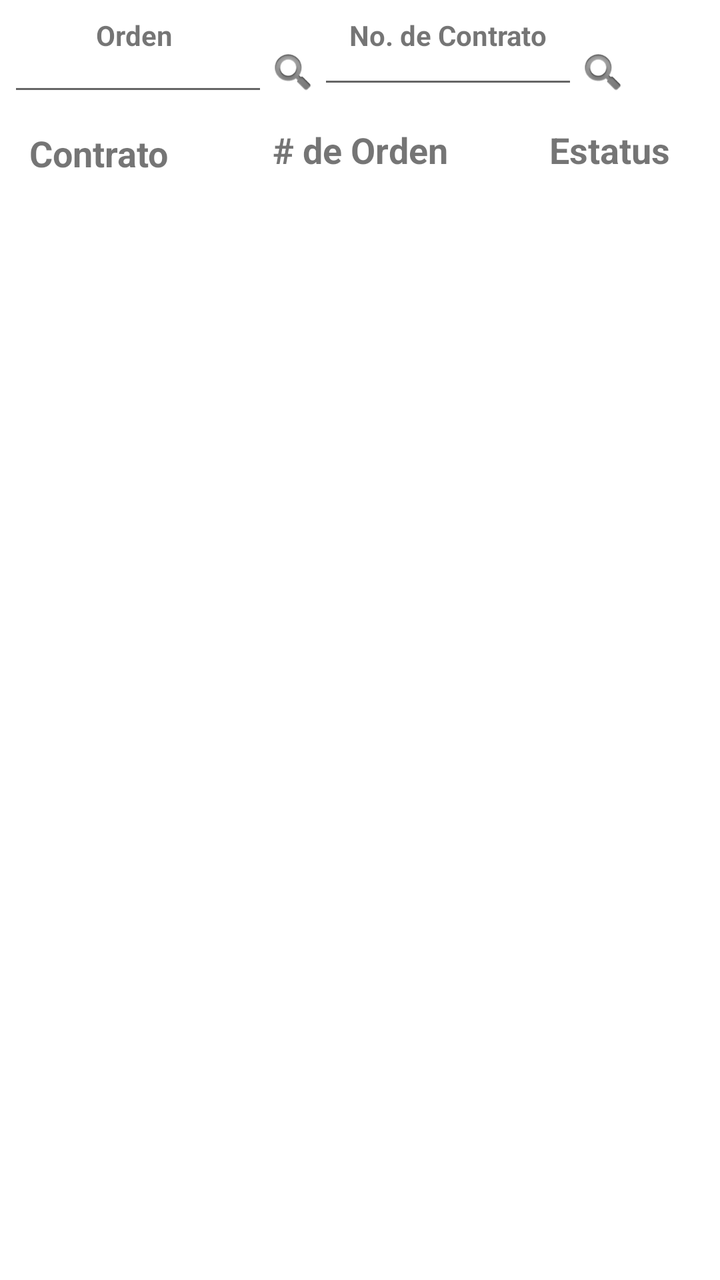
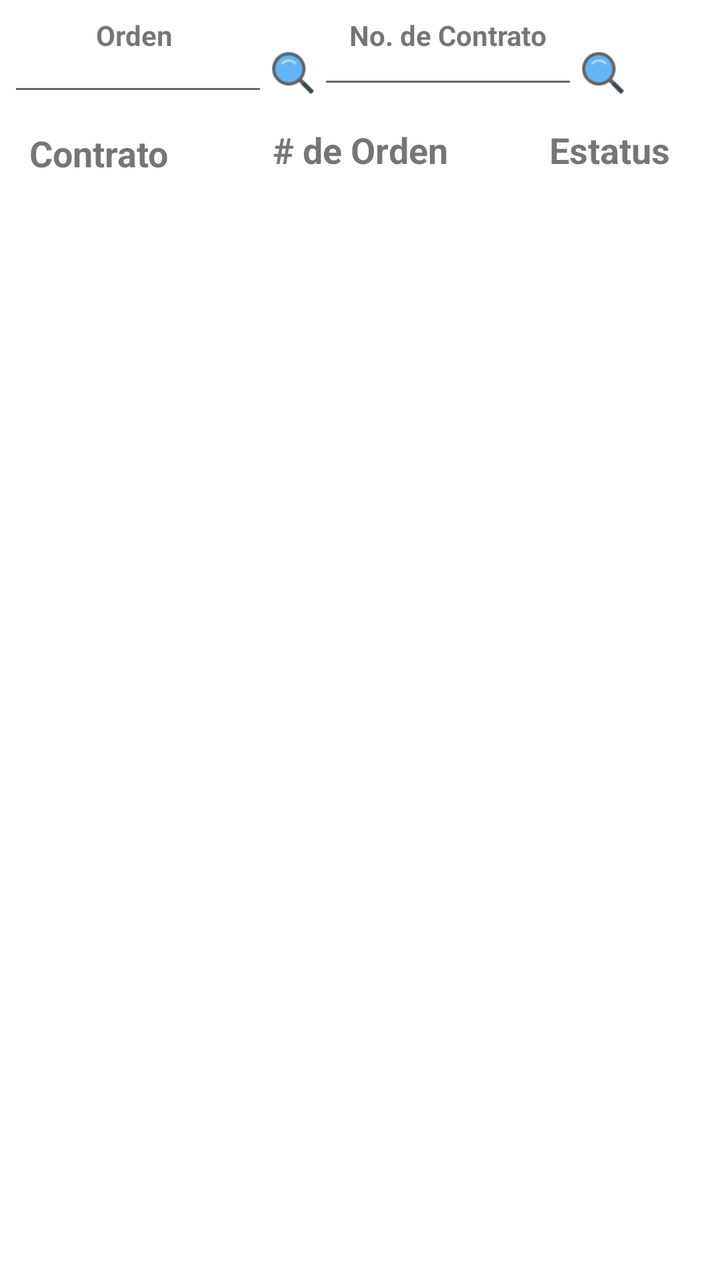

Screens rendered from an Android XML layout before and after an edit, with the pre-edit source and the edit as a unified diff.
<!-- AndroidManifest.xml: application theme AppTheme -->
<!-- res/layout/content_orden.xml -->
<?xml version="1.0" encoding="utf-8"?>
<android.support.constraint.ConstraintLayout xmlns:android="http://schemas.android.com/apk/res/android"
    xmlns:app="http://schemas.android.com/apk/res-auto"
    xmlns:tools="http://schemas.android.com/tools"
    android:layout_width="match_parent"
    android:layout_height="match_parent"
    android:background="@color/fondoBlanco"
    app:layout_behavior="@string/appbar_scrolling_view_behavior"
    tools:context=".Activitys.Orden"

    tools:showIn="@layout/app_bar_orden">

    <ListView
        android:id="@+id/listorden"
        android:layout_width="match_parent"
        android:layout_height="match_parent"
        android:layout_alignParentTop="true"
        android:layout_marginTop="100dp"
        android:backgroundTint="@color/colorPrimary"
        android:dividerHeight="10dp"
        android:elevation="80dp"
        android:paddingLeft="8dp"
        android:paddingRight="8dp"
        app:layout_constraintEnd_toEndOf="parent"
        app:layout_constraintStart_toStartOf="parent"
        app:layout_constraintTop_toTopOf="parent" />

    <TextView
        android:id="@+id/textView39"
        android:layout_width="wrap_content"
        android:layout_height="wrap_content"
        android:layout_marginStart="8dp"
        android:layout_marginTop="8dp"
        android:layout_marginEnd="8dp"
        android:text="@string/orden"
        android:textStyle="bold"
        app:layout_constraintEnd_toEndOf="@+id/ordsearch"
        app:layout_constraintStart_toStartOf="parent"
        app:layout_constraintTop_toTopOf="parent" />

    <EditText
        android:id="@+id/ordsearch"
        android:layout_width="130dp"
        android:layout_height="45dp"
        android:layout_marginStart="4dp"
        android:layout_marginTop="8dp"
        android:inputType="number"
        app:layout_constraintEnd_toStartOf="@+id/borden"
        app:layout_constraintStart_toStartOf="parent"
        app:layout_constraintTop_toTopOf="parent" />

    <Button
        android:id="@+id/borden"
        android:layout_width="25dp"
        android:layout_height="25dp"
        android:layout_marginTop="24dp"
        android:background="@android:drawable/ic_search_category_default"
        android:gravity="center_vertical"
        app:layout_constraintStart_toEndOf="@+id/ordsearch"
        app:layout_constraintTop_toTopOf="parent" />


    <EditText
        android:id="@+id/contsearch"
        android:layout_width="130dp"
        android:layout_height="wrap_content"
        android:layout_marginTop="8dp"
        android:inputType="text|number"
        app:layout_constraintStart_toEndOf="@+id/borden"
        app:layout_constraintTop_toTopOf="parent" />

    <Button
        android:id="@+id/bcontrato"
        android:layout_width="25dp"
        android:layout_height="25dp"
        android:layout_marginTop="24dp"
        android:background="@android:drawable/ic_search_category_default"
        android:gravity="center_vertical"
        app:layout_constraintStart_toEndOf="@+id/contsearch"
        app:layout_constraintTop_toTopOf="parent" />

    <TextView
        android:layout_width="wrap_content"
        android:layout_height="wrap_content"
        android:layout_marginStart="8dp"
        android:layout_marginTop="8dp"
        android:layout_marginEnd="8dp"
        android:text="@string/n_Contrato"
        android:textStyle="bold"
        app:layout_constraintEnd_toStartOf="@+id/bcontrato"
        app:layout_constraintStart_toEndOf="@+id/borden"
        app:layout_constraintTop_toTopOf="parent" />

    <TextView
        android:id="@+id/textView38"
        android:layout_width="wrap_content"
        android:layout_height="wrap_content"
        android:layout_alignParentStart="true"
        android:layout_marginTop="8dp"
        android:layout_marginBottom="8dp"
        android:text="@string/contrato"
        android:textSize="18dp"
        android:textStyle="bold"
        app:layout_constraintBottom_toTopOf="@+id/listorden"
        app:layout_constraintEnd_toEndOf="parent"
        app:layout_constraintHorizontal_bias="0.05"
        app:layout_constraintStart_toStartOf="parent"
        app:layout_constraintTop_toBottomOf="@+id/ordsearch" />

    <TextView
        android:id="@+id/textView40"
        android:layout_width="wrap_content"
        android:layout_height="wrap_content"
        android:layout_alignParentStart="true"
        android:layout_marginStart="8dp"
        android:layout_marginTop="8dp"
        android:layout_marginEnd="8dp"
        android:layout_marginBottom="8dp"
        android:text="@string/n_Orden"
        android:textSize="18dp"
        android:textStyle="bold"
        app:layout_constraintBottom_toTopOf="@+id/listorden"
        app:layout_constraintEnd_toEndOf="parent"
        app:layout_constraintStart_toStartOf="parent"
        app:layout_constraintTop_toBottomOf="@+id/contsearch" />


    <TextView
        android:layout_width="wrap_content"
        android:layout_height="wrap_content"
        android:layout_alignParentEnd="true"
        android:layout_marginStart="8dp"
        android:layout_marginTop="8dp"
        android:layout_marginEnd="8dp"
        android:layout_marginBottom="8dp"
        android:text="@string/estatus"
        android:textSize="18dp"
        android:textStyle="bold"
        app:layout_constraintBottom_toTopOf="@+id/listorden"
        app:layout_constraintEnd_toEndOf="parent"
        app:layout_constraintHorizontal_bias="0.94"
        app:layout_constraintStart_toStartOf="parent"
        app:layout_constraintTop_toBottomOf="@+id/contsearch" />



</android.support.constraint.ConstraintLayout>
<!-- res/layout/app_bar_orden.xml (included above) -->
<?xml version="1.0" encoding="utf-8"?>
<android.support.design.widget.CoordinatorLayout xmlns:android="http://schemas.android.com/apk/res/android"
    xmlns:app="http://schemas.android.com/apk/res-auto"
    xmlns:tools="http://schemas.android.com/tools"
    android:layout_width="match_parent"
    android:layout_height="match_parent"
    tools:context=".Activitys.Orden">

    <android.support.design.widget.AppBarLayout
        android:layout_width="match_parent"
        android:layout_height="wrap_content"
        android:theme="@style/AppTheme.AppBarOverlay">

        <android.support.v7.widget.Toolbar
            android:id="@+id/toolbar"
            android:layout_width="match_parent"
            android:layout_height="?attr/actionBarSize"
            android:background="?attr/colorPrimary"
            app:popupTheme="@style/AppTheme.PopupOverlay" />

    </android.support.design.widget.AppBarLayout>

    <include layout="@layout/content_orden" />




</android.support.design.widget.CoordinatorLayout>
<!-- resources referenced by this layout -->
<resources>
  <color name="colorPrimary">#0277BD</color>
  <color name="fondoBlanco">#fff</color>
  <string name="contrato">Contrato</string>
  <string name="estatus">Estatus</string>
  <string name="n_Contrato">No. de Contrato</string>
  <string name="n_Orden"># de Orden</string>
  <string name="orden">Orden</string>
  <style name="AppTheme.AppBarOverlay" parent="ThemeOverlay.AppCompat.Dark.ActionBar" />
  <style name="AppTheme.PopupOverlay" parent="ThemeOverlay.AppCompat.Light" />
  <style name="AppTheme" parent="Theme.AppCompat.Light.DarkActionBar">
          
          <item name="colorPrimary">@color/colorPrimary</item>
          <item name="colorPrimaryDark">@color/colorPrimaryDark</item>
          <item name="colorAccent">@color/colorAccent</item>
          <item name="android:colorForeground">@android:color/background_dark</item>
      </style>
  <color name="colorPrimaryDark">#004C8C</color>
  <color name="colorAccent">#0000FF</color>
</resources>

<!-- the commit's change to res/layout/content_orden.xml (unified diff, before → after) -->
@@ -54,7 +54,7 @@
         android:layout_width="25dp"
         android:layout_height="25dp"
         android:layout_marginTop="24dp"
-        android:background="@android:drawable/ic_search_category_default"
+        android:background="@drawable/busqueda"
         android:gravity="center_vertical"
         app:layout_constraintStart_toEndOf="@+id/ordsearch"
         app:layout_constraintTop_toTopOf="parent" />
@@ -74,7 +74,7 @@
         android:layout_width="25dp"
         android:layout_height="25dp"
         android:layout_marginTop="24dp"
-        android:background="@android:drawable/ic_search_category_default"
+        android:background="@drawable/busqueda"
         android:gravity="center_vertical"
         app:layout_constraintStart_toEndOf="@+id/contsearch"
         app:layout_constraintTop_toTopOf="parent" />
<!-- resource entries referenced after the edit -->
@@ -2,6 +2,7 @@
 <resources>
   <color name="colorPrimary">#0277BD</color>
   <color name="fondoBlanco">#fff</color>
+  <!-- drawable busqueda: png bitmap (drawable, 1157 bytes) -->
   <string name="contrato">Contrato</string>
   <string name="estatus">Estatus</string>
   <string name="n_Contrato">No. de Contrato</string>
